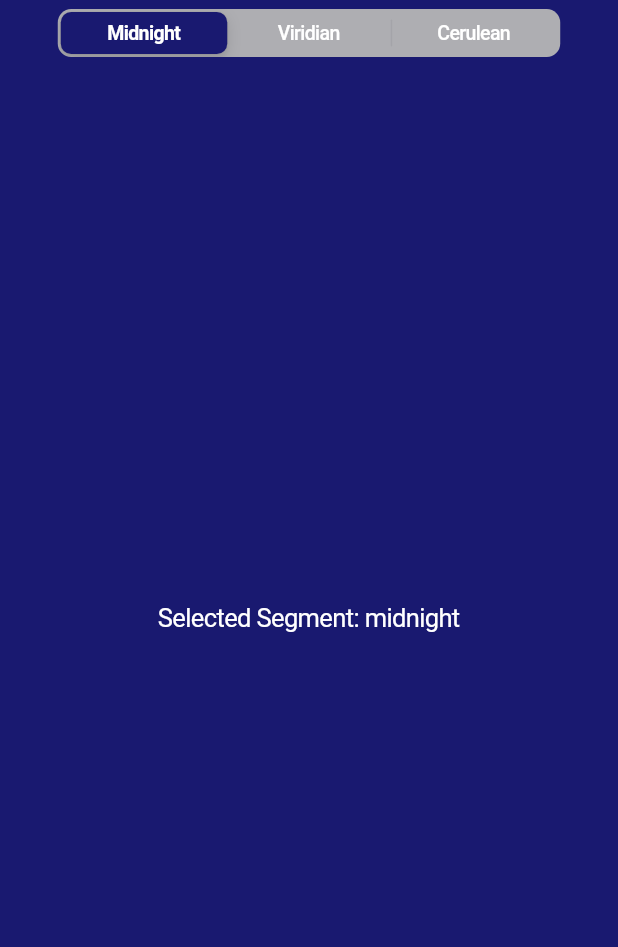
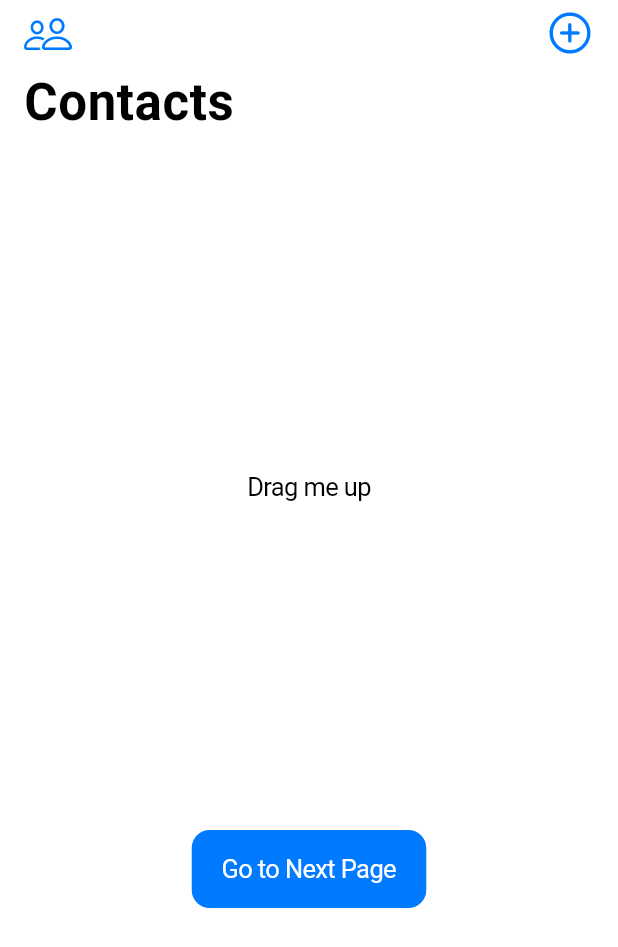
Before and after one commit to vika41130/flutter_lab, a Flutter app: the screen it shows after launch, on a phone screen of 412 x 824 dp. Shown: the top 947 px of the screen. Run offline on Flutter 3.47's test engine with Material 2 defaults, Android fonts, the phone set to English and light mode, and no system bars.

Commit message:
CupertinoSliverNavigationBar

```diff
--- a/lib/main.dart
+++ b/lib/main.dart
@@ -3,14 +3,6 @@ import 'package:flutter/cupertino.dart';
 void main() {
   runApp(const MyApp());
 }
-
-enum Sky { midnight, viridian, cerulean }
-
-Map<Sky, Color> skyColors = <Sky, Color>{
-  Sky.midnight: const Color(0xff191970),
-  Sky.viridian: const Color(0xff40826d),
-  Sky.cerulean: const Color(0xff007ba7),
-};
 
 class MyApp extends StatelessWidget {
   const MyApp({super.key});
@@ -20,69 +12,94 @@ class MyApp extends StatelessWidget {
     return const CupertinoApp(
       debugShowCheckedModeBanner: false,
       theme: CupertinoThemeData(brightness: Brightness.light),
-      home: SegmentedControlExample(),
+      home: SliverNavBarExample(),
     );
   }
 }
 
-class SegmentedControlExample extends StatefulWidget {
-  const SegmentedControlExample({super.key});
+class SliverNavBarExample extends StatefulWidget {
+  const SliverNavBarExample({super.key});
 
   @override
-  State<SegmentedControlExample> createState() =>
-      _SegmentedControlExampleState();
+  State<SliverNavBarExample> createState() => _SliverNavBarExampleState();
 }
 
-class _SegmentedControlExampleState extends State<SegmentedControlExample> {
-  Sky _selectedSegment = Sky.midnight;
-
+class _SliverNavBarExampleState extends State<SliverNavBarExample> {
   @override
   Widget build(BuildContext context) {
     return CupertinoPageScaffold(
-      backgroundColor: skyColors[_selectedSegment],
-      navigationBar: CupertinoNavigationBar(
-        middle: CupertinoSlidingSegmentedControl<Sky>(
-          backgroundColor: CupertinoColors.systemGrey2,
-          thumbColor: skyColors[_selectedSegment]!,
-          groupValue: _selectedSegment,
-          onValueChanged: (Sky? value) {
-            if (value != null) {
-              setState(() {
-                _selectedSegment = value;
-              });
-            }
-          },
-          children: const <Sky, Widget>{
-            Sky.midnight: Padding(
-              padding: EdgeInsets.symmetric(horizontal: 20),
-              child: Text(
-                'Midnight',
-                style: TextStyle(color: CupertinoColors.white),
-              ),
+      child: CustomScrollView(
+        slivers: <Widget>[
+          const CupertinoSliverNavigationBar(
+            leading: Icon(CupertinoIcons.person_2),
+            trailing: Icon(CupertinoIcons.add_circled),
+            largeTitle: Text('Contacts'),
+          ),
+          SliverFillRemaining(
+            child: Column(
+              mainAxisAlignment: MainAxisAlignment.spaceEvenly,
+              children: <Widget>[
+                const Text(
+                  'Drag me up',
+                  textAlign: TextAlign.center,
+                ),
+                CupertinoButton.filled(
+                  child: const Text('Go to Next Page'),
+                  onPressed: () {
+                    Navigator.push(context, CupertinoPageRoute<Widget>(
+                      builder: (context) {
+                        return const NextPage();
+                      },
+                    ));
+                  },
+                )
+              ],
             ),
-            Sky.viridian: Padding(
-              padding: EdgeInsets.symmetric(horizontal: 20),
-              child: Text(
-                'Viridian',
-                style: TextStyle(color: CupertinoColors.white),
-              ),
-            ),
-            Sky.cerulean: Padding(
-              padding: EdgeInsets.symmetric(horizontal: 20),
-              child: Text(
-                'Cerulean',
-                style: TextStyle(color: CupertinoColors.white),
-              ),
-            ),
-          },
-        ),
-      ),
-      child: Center(
-        child: Text(
-          'Selected Segment: ${_selectedSegment.name}',
-          style: const TextStyle(color: CupertinoColors.white),
-        ),
+          )
+        ],
       ),
     );
   }
 }
+
+class NextPage extends StatelessWidget {
+  const NextPage({super.key});
+
+  @override
+  Widget build(BuildContext context) {
+    final Brightness brightness = CupertinoTheme.brightnessOf(context);
+    return CupertinoPageScaffold(
+      child: CustomScrollView(
+        slivers: <Widget>[
+          CupertinoSliverNavigationBar(
+            backgroundColor: CupertinoColors.systemYellow,
+            border: Border(
+              bottom: BorderSide(
+                color: brightness == Brightness.light
+                    ? CupertinoColors.black
+                    : CupertinoColors.white,
+              ),
+            ),
+            // The middle widget is visible in both collapsed and expanded states.
+            middle: const Text('Contacts Group'),
+            // When the "middle" parameter is implemented, the larget title is only visible
+            // when the CupertinoSliverNavigationBar is fully expanded.
+            largeTitle: const Text('Family'),
+          ),
+          SliverFillRemaining(
+            child: Column(
+              mainAxisAlignment: MainAxisAlignment.spaceEvenly,
+              children: const <Widget>[
+                Text('Drag me up', textAlign: TextAlign.center),
+                // When the "leading" parameter is omitted on a route that has a previous page,
+                // the back button is automatically added to the leading position.
+                Text('Tap on the leading button to navigate back',
+                    textAlign: TextAlign.center),
+              ],
+            ),
+          ),
+        ],
+      ),
+    );
+  }
+}
```
